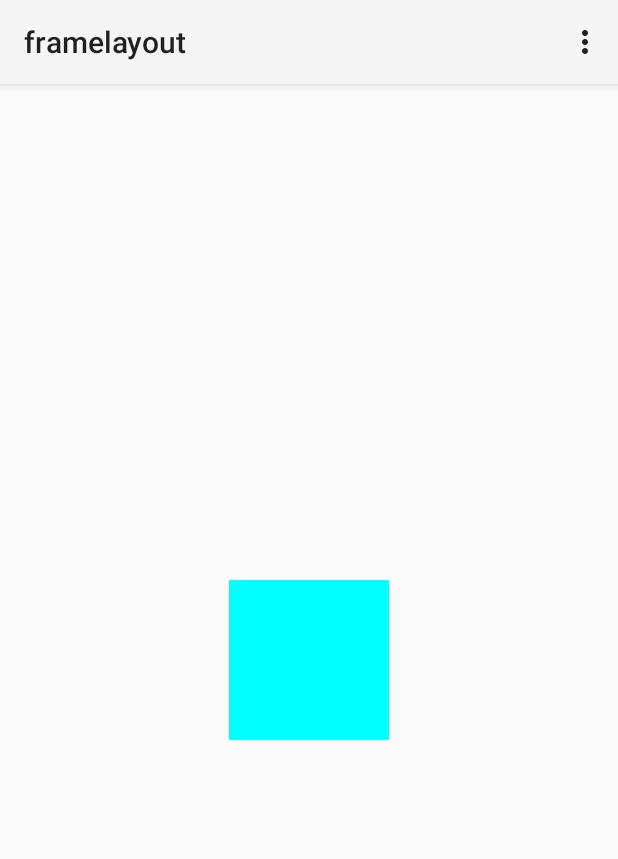
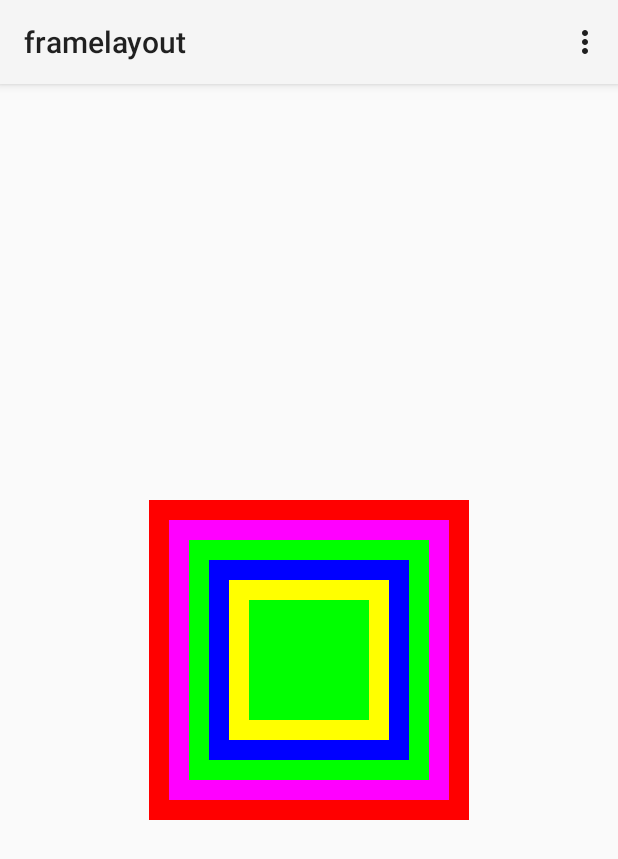
Before and after one commit to chrosyou/androidtest, an Android app: the screen it shows after launch (MainActivity), on a phone screen of 412 x 824 dp. Shown: the top 859 px of the screen. Run offline under Robolectric (Android 15) with nearby library versions, the phone set to English and light mode, and no system bars; 2 statements that could not run were skipped.

Commit message:
framelayout change

```diff
--- a/check/framelayout/app/src/main/java/com/macalyou/murisly/framelayout/MainActivity.java
+++ b/check/framelayout/app/src/main/java/com/macalyou/murisly/framelayout/MainActivity.java
@@ -2,15 +2,77 @@ package com.macalyou.murisly.framelayout;
 
 import android.app.Activity;
 import android.os.Bundle;
+import android.os.Handler;
+import android.os.Message;
 import android.view.Menu;
 import android.view.MenuItem;
+import android.widget.TextView;
+
+import java.util.Timer;
+import java.util.TimerTask;
 
 public class MainActivity extends Activity {
+
+    private int currentColor = 0;
+    final int[] colors = new int[]{
+            R.color.color1,
+            R.color.color2,
+            R.color.color3,
+            R.color.color4,
+            R.color.color5,
+            R.color.color6,
+    };
+
+    final int[] names = new int[]{
+            R.id.view01,
+            R.id.view02,
+            R.id.view03,
+            R.id.view04,
+            R.id.view05,
+            R.id.view06,
+    };
+    TextView[] views = new TextView[names.length];
+    Handler handler = new Handler()
+    {
+        @Override
+        public void handleMessage(Message msg)
+        {
+            //表明消息来自本程序
+            if (msg.what == 0x111)
+            {
+                for (int i = 0; i < names.length; i++)
+                {
+                    views[i].setBackgroundResource(colors[(i + currentColor) % names.length]);
+                }
+                currentColor++;
+            }
+            super.handleMessage(msg);
+        }
+    };
 
     @Override
     protected void onCreate(Bundle savedInstanceState) {
         super.onCreate(savedInstanceState);
         setContentView(R.layout.activity_main);
+
+        //获得控件id
+        for (int i = 0; i < names.length; i++)
+        {
+            views[i] = (TextView)findViewById(names[i]);
+        }
+
+        //周期性改变currentColor变量值
+
+        new Timer().schedule(new TimerTask() {
+            @Override
+            public void run() {
+                //放消息改变值
+                Message m = new Message();
+                m.what = 0x111;
+                handler.sendMessage(m);
+            }
+        }, 0, 200);
+
     }
 
     @Override
--- a/check/framelayout/app/src/main/res/layout/activity_main.xml
+++ b/check/framelayout/app/src/main/res/layout/activity_main.xml
@@ -6,42 +6,47 @@
     >
 
     <TextView
+        android:id="@+id/view01"
         android:layout_width="wrap_content"
         android:layout_height="wrap_content"
         android:layout_gravity="center"
-        android:width="160px"
-        android:height="160px"
+        android:width="320px"
+        android:height="320px"
         android:background="#f00"
         />
 
     <TextView
+        android:id="@+id/view02"
         android:layout_width="wrap_content"
         android:layout_height="wrap_content"
         android:layout_gravity="center"
-        android:width="160px"
-        android:height="160px"
+        android:width="280px"
+        android:height="280px"
         android:background="#f0f"
         />
 
     <TextView
+        android:id="@+id/view03"
         android:layout_width="wrap_content"
         android:layout_height="wrap_content"
         android:layout_gravity="center"
-        android:width="160px"
-        android:height="160px"
+        android:width="240px"
+        android:height="240px"
         android:background="#0f0"
         />
 
     <TextView
+        android:id="@+id/view04"
         android:layout_width="wrap_content"
         android:layout_height="wrap_content"
         android:layout_gravity="center"
-        android:width="160px"
-        android:height="160px"
+        android:width="200px"
+        android:height="200px"
         android:background="#00f"
         />
 
     <TextView
+        android:id="@+id/view05"
         android:layout_width="wrap_content"
         android:layout_height="wrap_content"
         android:layout_gravity="center"
@@ -51,21 +56,14 @@
         />
 
     <TextView
+        android:id="@+id/view06"
         android:layout_width="wrap_content"
         android:layout_height="wrap_content"
         android:layout_gravity="center"
-        android:width="160px"
-        android:height="160px"
+        android:width="120px"
+        android:height="120px"
         android:background="#0f0"
         />
 
-    <TextView
-        android:layout_width="wrap_content"
-        android:layout_height="wrap_content"
-        android:layout_gravity="center"
-        android:width="160px"
-        android:height="160px"
-        android:background="#0ff"
-        />
 
 </FrameLayout>
```
